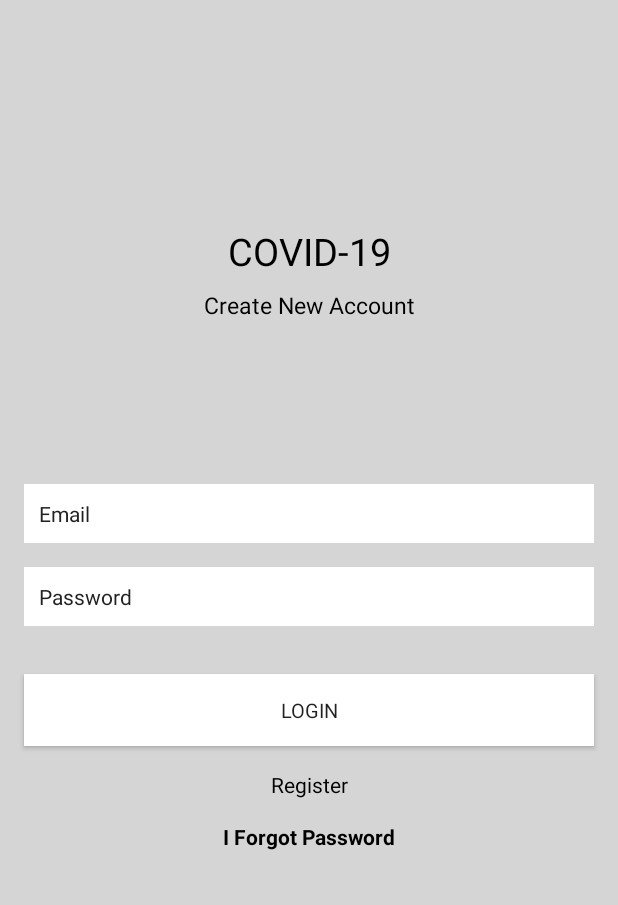
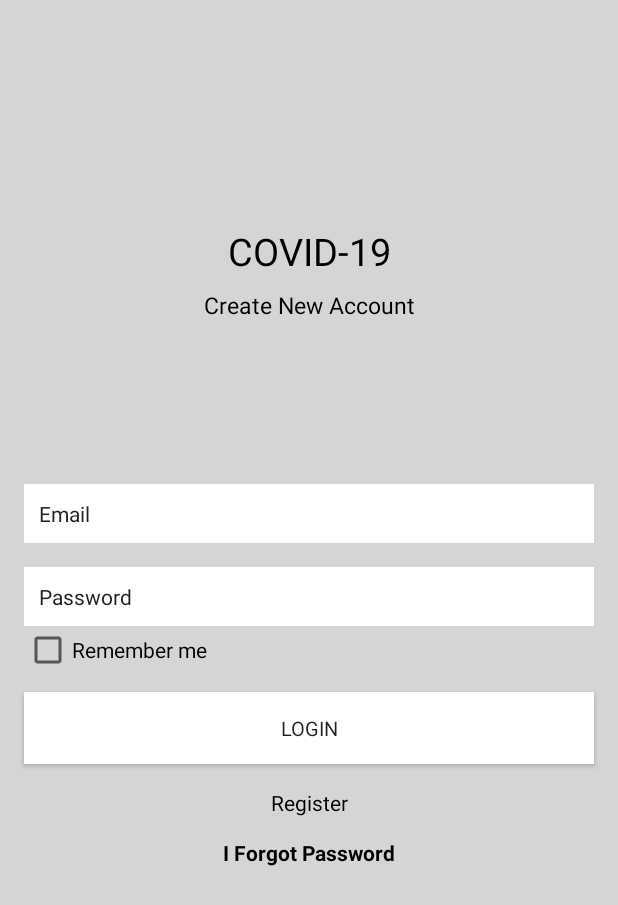
Before and after one commit to arczhh/diseasetracker, an Android app: the screen it shows after launch (Login), on a phone screen of 412 x 824 dp. Shown: the top 905 px of the screen. Run offline under Robolectric (Android 15) with nearby library versions, the phone set to English and light mode, and no system bars; our stand-ins replace Firebase (no records; nobody signed in at launch, a user with empty details on screens opened directly); Roboto replaces fonts that are not available here.

Commit message:
[EDIT]
add checkbox

```diff
--- a/app/src/main/res/layout/activity_login.xml
+++ b/app/src/main/res/layout/activity_login.xml
@@ -43,7 +43,7 @@
         android:hint="Email"
         android:inputType="textEmailAddress"
         android:padding="10dp"
-        android:textColor="#FFFFFF"
+        android:textColor="#000000"
         android:textColorHint="#222222"
         android:backgroundTint="#FFFFFF"
         android:textSize="14sp"
@@ -61,13 +61,13 @@
         android:layout_marginTop="16dp"
         android:layout_marginEnd="16dp"
         android:background="@android:color/black"
+        android:backgroundTint="#FFFFFF"
         android:ems="10"
         android:hint="Password"
         android:inputType="textPassword"
         android:padding="10dp"
-        android:textColor="#FFFFFF"
+        android:textColor="#000000"
         android:textColorHint="#222222"
-        android:backgroundTint="#FFFFFF"
         android:textSize="14sp"
         app:layout_constraintEnd_toEndOf="parent"
         app:layout_constraintStart_toStartOf="parent"
@@ -78,12 +78,13 @@
         android:layout_width="0dp"
         android:layout_height="wrap_content"
         android:layout_marginStart="16dp"
-        android:layout_marginTop="32dp"
+        android:layout_marginTop="44dp"
         android:layout_marginEnd="16dp"
+        android:background="#FFFFFF"
         android:text="Login"
-        android:background="#FFFFFF"
         android:textSize="13sp"
         app:layout_constraintEnd_toEndOf="parent"
+        app:layout_constraintHorizontal_bias="0.0"
         app:layout_constraintStart_toStartOf="parent"
         app:layout_constraintTop_toBottomOf="@+id/password" />
 
@@ -123,4 +124,12 @@
         app:layout_constraintTop_toBottomOf="@+id/createText"
         app:layout_constraintVertical_bias="0.19999999" />
 
+    <CheckBox
+        android:id="@+id/remember"
+        android:layout_width="wrap_content"
+        android:layout_height="wrap_content"
+        android:text="Remember me"
+        app:layout_constraintStart_toStartOf="@+id/password"
+        app:layout_constraintTop_toBottomOf="@+id/password" />
+
 </androidx.constraintlayout.widget.ConstraintLayout>
```
